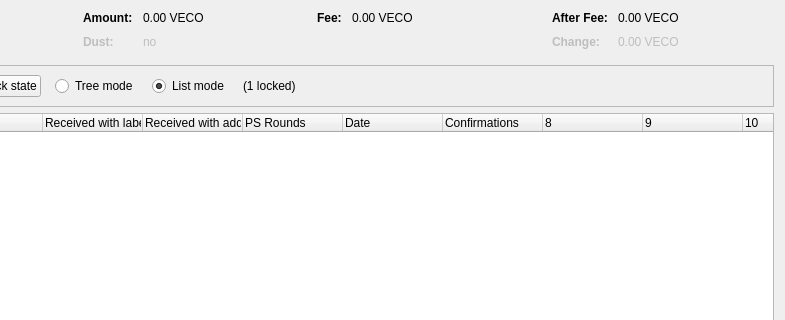
vecopay/veco, file src/qt/forms/coincontroldialog.ui: the form before one commit; both pictures show x 169 to 954 and y 0 to 320 of the 954 by 500 pixel window.
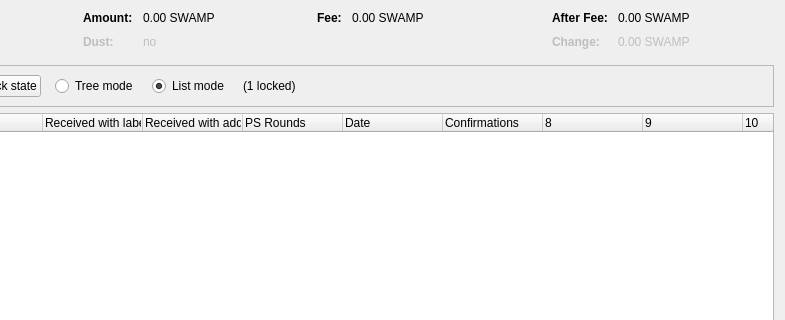
The form after the commit. Custom widgets are drawn as their Qt base class.

```diff
--- a/src/qt/forms/coincontroldialog.ui
+++ b/src/qt/forms/coincontroldialog.ui
@@ -132,7 +132,7 @@
           <enum>Qt::ActionsContextMenu</enum>
          </property>
          <property name="text">
-          <string notr="true">0.00 VECO</string>
+          <string notr="true">0.00 SWAMP</string>
          </property>
          <property name="textInteractionFlags">
           <set>Qt::LinksAccessibleByMouse|Qt::TextSelectableByKeyboard|Qt::TextSelectableByMouse</set>
@@ -212,7 +212,7 @@
           <enum>Qt::ActionsContextMenu</enum>
          </property>
          <property name="text">
-          <string notr="true">0.00 VECO</string>
+          <string notr="true">0.00 SWAMP</string>
          </property>
          <property name="textInteractionFlags">
           <set>Qt::LinksAccessibleByMouse|Qt::TextSelectableByKeyboard|Qt::TextSelectableByMouse</set>
@@ -257,7 +257,7 @@
           <enum>Qt::ActionsContextMenu</enum>
          </property>
          <property name="text">
-          <string notr="true">0.00 VECO</string>
+          <string notr="true">0.00 SWAMP</string>
          </property>
          <property name="textInteractionFlags">
           <set>Qt::LinksAccessibleByMouse|Qt::TextSelectableByKeyboard|Qt::TextSelectableByMouse</set>
@@ -292,7 +292,7 @@
           <enum>Qt::ActionsContextMenu</enum>
          </property>
          <property name="text">
-          <string notr="true">0.00 VECO</string>
+          <string notr="true">0.00 SWAMP</string>
          </property>
          <property name="textInteractionFlags">
           <set>Qt::LinksAccessibleByMouse|Qt::TextSelectableByKeyboard|Qt::TextSelectableByMouse</set>
```
